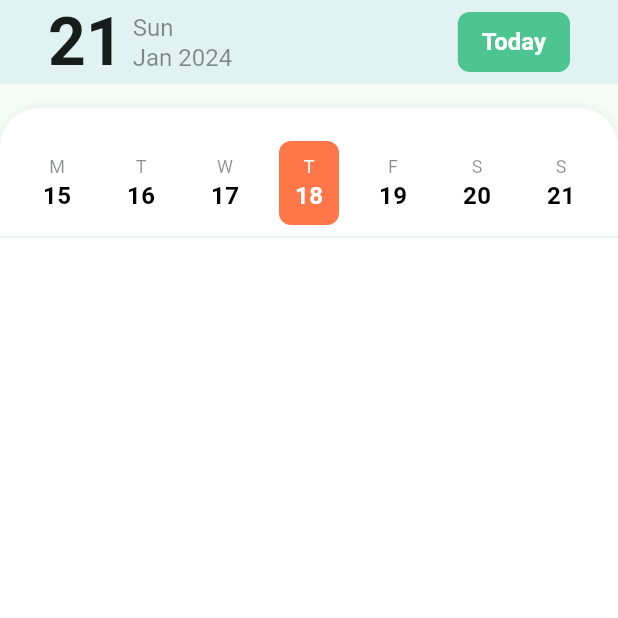
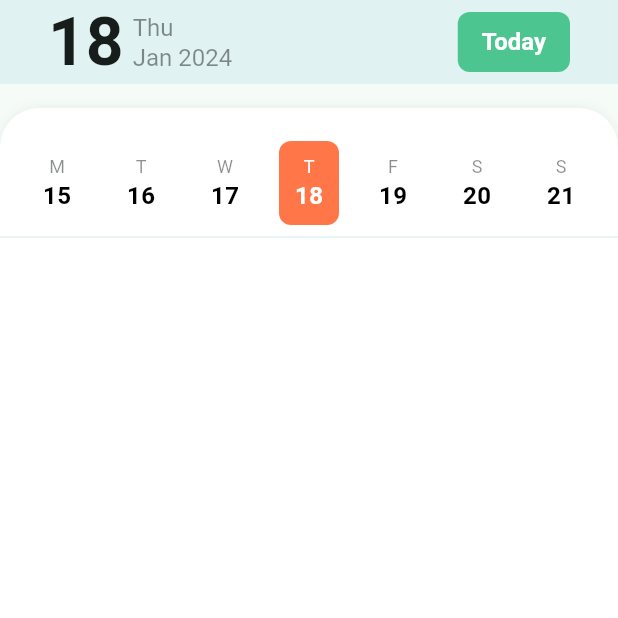
Before and after one commit to artyomIgg/lesson_planner, a Flutter app: the screen it shows after launch, after a tap on an icon or button, on a phone screen of 412 x 824 dp, the top half of it. Run offline on Flutter 3.47's test engine with Material 3 defaults, Android fonts, the phone set to English and light mode, and no system bars; our stand-ins replace auto_route, flutter_riverpod, freezed_annotation, get_it, google_fonts, hive and 2 more; accounts and stored records are empty; statements that could not run were skipped.

Commit message:
add logic to today button on calendar screen

```diff
--- a/lib/providers/calendar_provider/calendar_notifier.dart
+++ b/lib/providers/calendar_provider/calendar_notifier.dart
@@ -1,3 +1,4 @@
+import 'package:flutter/material.dart';
 import 'package:flutter_riverpod/flutter_riverpod.dart';
 import 'package:lesson_planner/providers/calendar_provider/calendar_state.dart';
 
@@ -5,8 +6,27 @@ class CalendarNotifier extends StateNotifier<CalendarState> {
   CalendarNotifier(this.selectedDate) : super(CalendarState(selectedDate));
 
   DateTime? selectedDate;
+  GlobalKey? selectedDateKey;
 
   void changeDate(DateTime newDate) {
+    selectedDate = newDate;
     state = state.copyWith(newDate: newDate);
   }
+
+  void scrollToDate(DateTime newDate, GlobalKey newDateKey,
+      [Duration? duration]) {
+    selectedDate = newDate;
+    selectedDateKey = newDateKey;
+
+    if (selectedDateKey == null || selectedDateKey!.currentContext == null) {
+      return;
+    }
+
+    Scrollable.ensureVisible(
+      selectedDateKey!.currentContext!,
+      duration: duration ?? const Duration(milliseconds: 500),
+      curve: Curves.easeInOut,
+      alignment: 0.5,
+    );
+  }
 }
--- a/lib/screens/my_calendar_screen/my_calendar_screen.dart
+++ b/lib/screens/my_calendar_screen/my_calendar_screen.dart
@@ -20,13 +20,13 @@ class _MyCalendarScreenState extends ConsumerState<MyCalendarScreen> {
   @override
   void initState() {
     WidgetsBinding.instance.addPostFrameCallback((timeStamp) {
-      Scrollable.ensureVisible(
-        selectedDateKey.currentContext!,
-        duration: Duration.zero,
-        curve: Curves.easeInOut,
-        alignment: 0.5,
-      );
+      ref.read(calendarStateProvider.notifier).scrollToDate(
+            ref.read(calendarStateProvider).selectedDate!,
+            selectedDateKey,
+            Duration.zero,
+          );
     });
+
     super.initState();
   }
 
@@ -37,7 +37,7 @@ class _MyCalendarScreenState extends ConsumerState<MyCalendarScreen> {
 
     return Scaffold(
       appBar: AppBar(
-        title: _dateAppBar(context),
+        title: _dateAppBar(context, selectedDate),
       ),
       body: _body(context, selectedDate, ref),
     );
@@ -78,7 +78,14 @@ class _MyCalendarScreenState extends ConsumerState<MyCalendarScreen> {
         scrollDirection: Axis.horizontal,
         child: Row(
           children: days
-              .map((date) => _dayCard(context, date, selectedDate, ref))
+              .map(
+                (date) => _dayCard(
+                  context,
+                  date,
+                  selectedDate,
+                  ref,
+                ),
+              )
               .toList(),
         ),
       ),
@@ -117,13 +124,9 @@ class _MyCalendarScreenState extends ConsumerState<MyCalendarScreen> {
 
     return GestureDetector(
       onTap: () {
-        ref.read(calendarStateProvider.notifier).changeDate(date);
-        Scrollable.ensureVisible(
-          key.currentContext!,
-          duration: const Duration(milliseconds: 500),
-          curve: Curves.easeInOut,
-          alignment: 0.5,
-        );
+        ref.read(calendarStateProvider.notifier)
+          ..changeDate(date)
+          ..scrollToDate(selectedDate, key);
       },
       child: AnimatedContainer(
         key: key,
@@ -157,11 +160,10 @@ class _MyCalendarScreenState extends ConsumerState<MyCalendarScreen> {
     return days;
   }
 
-  Widget _dateAppBar(BuildContext context) {
-    final DateTime now = DateTime.now();
-    final String dayOfWeek = DateFormat('EEE').format(now);
-    final String month = DateFormat('MMM').format(now);
-    final String year = DateFormat('yyyy').format(now);
+  Widget _dateAppBar(BuildContext context, DateTime date) {
+    final String dayOfWeek = DateFormat('EEE').format(date);
+    final String month = DateFormat('MMM').format(date);
+    final String year = DateFormat('yyyy').format(date);
 
     final textTheme = Theme.of(context);
     final titleSmall = TextStyle(
@@ -176,7 +178,7 @@ class _MyCalendarScreenState extends ConsumerState<MyCalendarScreen> {
       child: Row(
         children: [
           Text(
-            now.day.toString(),
+            date.day.toString(),
             style: const TextStyle(
               fontSize: 44,
               fontWeight: FontWeight.bold,
@@ -199,7 +201,13 @@ class _MyCalendarScreenState extends ConsumerState<MyCalendarScreen> {
           const Spacer(),
           TodayButton(
             title: 'Today',
-            onPressed: () {},
+            onPressed: () {
+              final DateTime now = DateTime.now();
+              selectedDateKey = GlobalObjectKey(now.day);
+              ref.read(calendarStateProvider.notifier)
+                ..changeDate(now)
+                ..scrollToDate(now, selectedDateKey);
+            },
           ),
         ],
       ),
```
